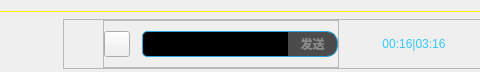
First picture: the form in VideoPlayer/videomodels/FloatPlayCtl.ui, repository huizhang556/pc-video-player, before the edit; both pictures show x 122 to 602 and y 0 to 72 of the 1362 by 72 pixel window.
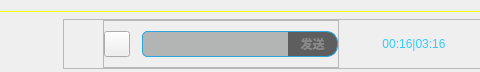
Second picture: the form after the edit. Icons and pictures are not drawn.

Patch:
```diff
--- a/VideoPlayer/videomodels/FloatPlayCtl.ui
+++ b/VideoPlayer/videomodels/FloatPlayCtl.ui
@@ -310,7 +310,7 @@
 border-radius: 5px;
 border-top-right-radius: 0px;
 border-bottom-right-radius: 0px;
-background-color: #000000;
+background-color: rgba(38, 40, 41,0.3);
 }
 
 QLineEdit:hover
@@ -351,7 +351,7 @@
 border-bottom-right-radius: 11px;
 border: 1px solid #28a6dd;
 border-left-width: 0px;
-background-color: rgba(57, 57, 57,0.9);
+background-color: rgba(57, 57, 57,0.8);
 }
 
 QPushButton:hover
```
